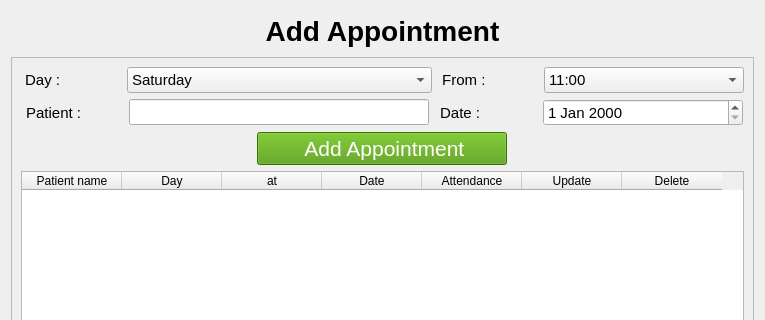
Above: ui/addappointment.ui from khaledabotaleb/active-application before the change; both pictures show x 0 to 765 and y 0 to 320 of the 765 by 576 pixel window. Below: the same form after it.
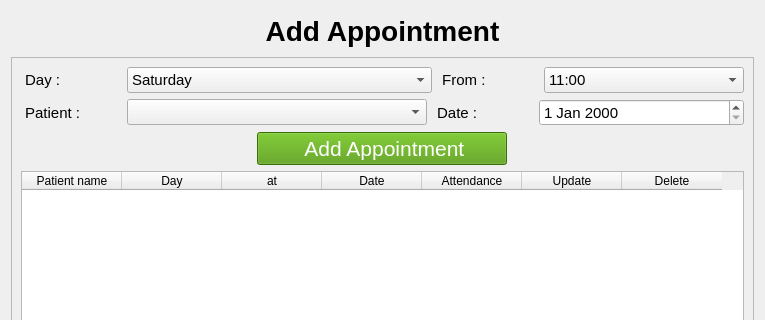
That is the form after the change. Icons and pictures are not drawn.

Commit message: add update and delete for patient

Patch:
```diff
--- a/ui/addappointment.ui
+++ b/ui/addappointment.ui
@@ -192,23 +192,23 @@
             </widget>
            </item>
            <item>
-            <widget class="QLineEdit" name="lineEdit">
-             <property name="sizePolicy">
-              <sizepolicy hsizetype="Expanding" vsizetype="Fixed">
-               <horstretch>0</horstretch>
-               <verstretch>0</verstretch>
-              </sizepolicy>
-             </property>
-             <property name="maximumSize">
+            <widget class="QComboBox" name="patient_list">
+             <property name="minimumSize">
               <size>
                <width>300</width>
-               <height>16777215</height>
+               <height>1</height>
               </size>
              </property>
             </widget>
            </item>
            <item>
             <widget class="QLabel" name="label_4">
+             <property name="minimumSize">
+              <size>
+               <width>50</width>
+               <height>1</height>
+              </size>
+             </property>
              <property name="maximumSize">
               <size>
                <width>100</width>
@@ -221,14 +221,7 @@
             </widget>
            </item>
            <item>
-            <widget class="QDateEdit" name="dateEdit">
-             <property name="maximumSize">
-              <size>
-               <width>200</width>
-               <height>16777215</height>
-              </size>
-             </property>
-            </widget>
+            <widget class="QDateEdit" name="dateEdit"/>
            </item>
           </layout>
          </item>
```
The commit also changes 7 other files.
